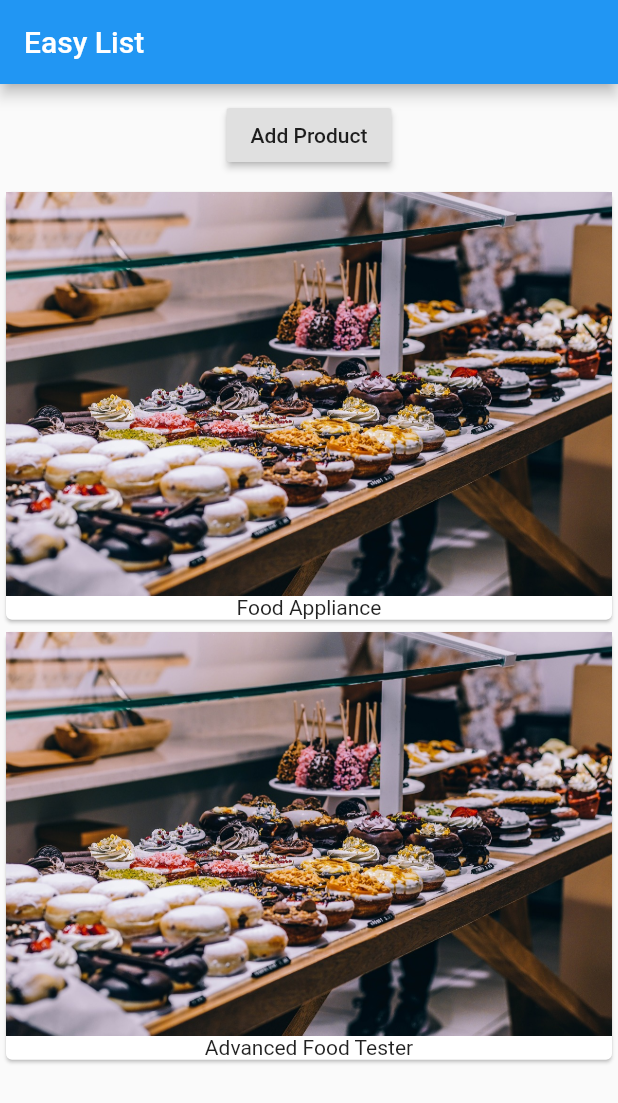
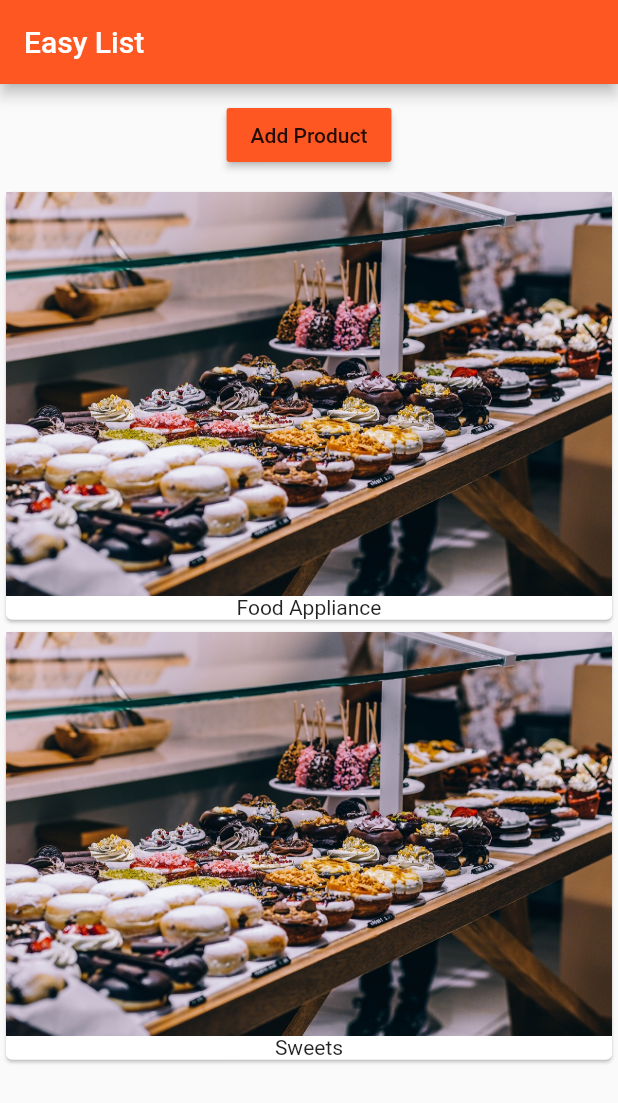
Before and after one commit to Rahul-Vijay/flutter-custom-app, a Flutter app: the screen it shows after launch, after a tap on "Add Product", on a phone screen of 412 x 824 dp. Shown: the top 1103 px of the screen. Run offline on Flutter 3.47's test engine with Material 2 defaults, Android fonts, the phone set to English and light mode, and no system bars.

Commit message:
implemented advanced concept of function address passing

```diff
--- a/lib/main.dart
+++ b/lib/main.dart
@@ -8,11 +8,15 @@ class MyApp extends StatelessWidget {
   @override
   Widget build(BuildContext context) {
     return MaterialApp(
+      theme: ThemeData(
+          brightness: Brightness.light,
+          primarySwatch: Colors.deepOrange,
+          accentColor: Colors.deepPurple),
       home: Scaffold(
           appBar: AppBar(
             title: Text('Easy List'),
           ),
-          body: ProductManager('Food Appliance')),
+          body: ProductManager(startingProduct: 'Food Appliance')),
     );
   }
 }
--- /dev/null
+++ b/lib/product_control.dart
@@ -0,0 +1,18 @@
+import 'package:flutter/material.dart';
+
+class ProductControl extends StatelessWidget {
+  final Function addProduct;
+
+  ProductControl(this.addProduct);
+
+  @override
+  Widget build(BuildContext context) {
+    return RaisedButton(
+      color: Theme.of(context).primaryColor,
+      onPressed: () {
+        addProduct('Sweets');
+      },
+      child: Text('Add Product'),
+    );
+  }
+}
--- a/lib/product_manager.dart
+++ b/lib/product_manager.dart
@@ -1,11 +1,12 @@
 import 'package:flutter/material.dart';
 
 import './products.dart';
+import './product_control.dart';
 
 class ProductManager extends StatefulWidget {
   final String startingProduct;
 
-  ProductManager(this.startingProduct);
+  ProductManager({this.startingProduct = 'sweets Tester'});
 
   @override
   State<StatefulWidget> createState() {
@@ -23,20 +24,19 @@ class _ProductManagerState extends State<ProductManager> {
     super.initState();
   }
 
+  void _addProduct(String product) {
+    setState(() {
+      _products.add(product);
+    });
+  }
+
   @override
   Widget build(BuildContext context) {
     // TODO: implement build
     return Column(children: [
       Container(
         margin: EdgeInsets.all(10.0),
-        child: RaisedButton(
-          onPressed: () {
-            setState(() {
-              _products.add('Advanced Food Tester');
-            });
-          },
-          child: Text('Add Product'),
-        ),
+        child: ProductControl(_addProduct),
       ),
       Products(_products)
     ]);
--- a/lib/products.dart
+++ b/lib/products.dart
@@ -3,7 +3,7 @@ import 'package:flutter/material.dart';
 class Products extends StatelessWidget {
   final List<String> products;
 
-  Products(this.products);
+  Products([this.products = const ['stuff']]);
 
   @override
   Widget build(BuildContext context) {
```
